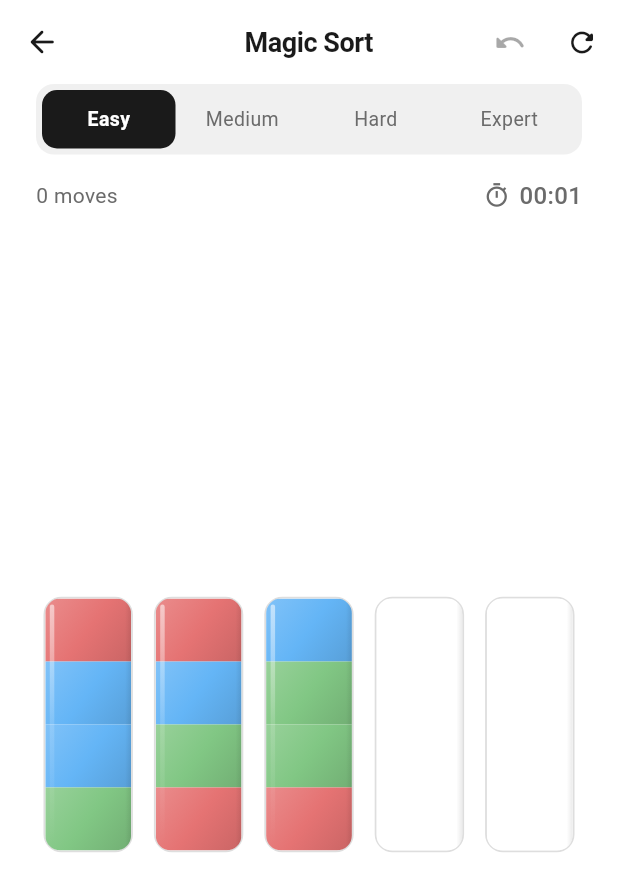
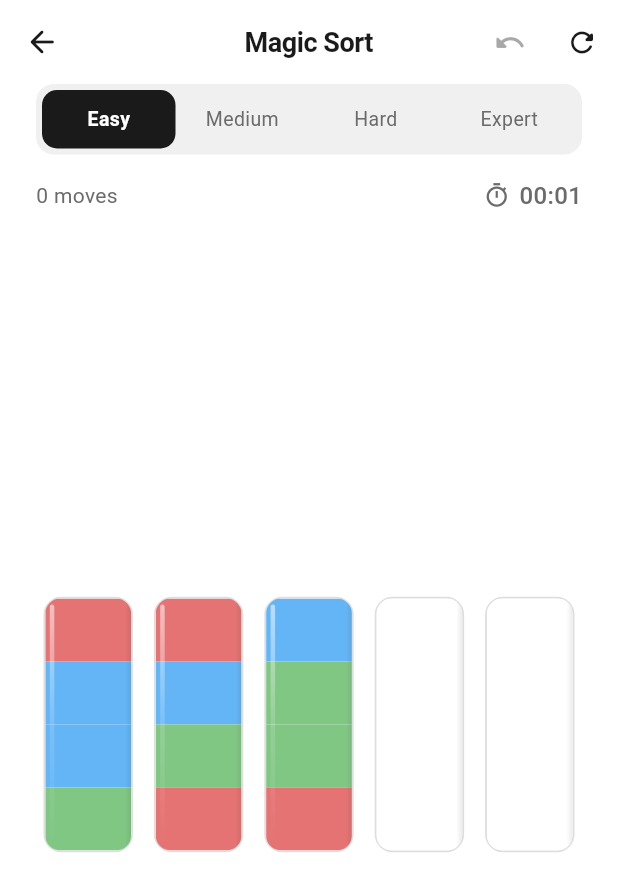
Before and after one commit to nffdev/sudova, a Flutter app: the MagicSortScreen screen opened directly, on a phone screen of 412 x 824 dp. Shown: the top 891 px of the screen. Run offline on Flutter 3.47's test engine with Material 3 defaults, Android fonts, the phone set to English and light mode, and no system bars; Roboto replaces fonts that are missing (SF Pro Display).

Commit message:
fix(sort): fixed bottle toward animation target & liquid gradient

```diff
--- a/lib/screens/magic_sort/magic_sort_screen.dart
+++ b/lib/screens/magic_sort/magic_sort_screen.dart
@@ -305,7 +305,12 @@ class _MagicSortScreenState extends State<MagicSortScreen>
 
     final raise = isSelected ? -10.0 : 0.0;
     final extraRaise = isSource ? -22.0 * tilt : 0.0;
-    final rotation = isSource ? -0.45 * tilt : 0.0;
+    final targetIsRight = isSource && (_pourTo ?? 0) > _pourFrom!;
+    final rotation =
+        isSource ? (targetIsRight ? 0.45 : -0.45) * tilt : 0.0;
+    final pivot = isSource
+        ? (targetIsRight ? Alignment.bottomLeft : Alignment.bottomRight)
+        : Alignment.bottomCenter;
 
     return GestureDetector(
       onTap: () => _onBottleTap(index),
@@ -313,7 +318,7 @@ class _MagicSortScreenState extends State<MagicSortScreen>
         offset: Offset(0, raise + extraRaise),
         child: Transform.rotate(
           angle: rotation,
-          alignment: Alignment.bottomRight,
+          alignment: pivot,
           child: AspectRatio(
             aspectRatio: 0.35,
             child: _bottleBody(bottle, isSelected),
@@ -358,7 +363,7 @@ class _MagicSortScreenState extends State<MagicSortScreen>
                 ...bottle.reversed.map(
                   (c) => Expanded(
                     flex: 1,
-                    child: _liquidSegment(_palette[c]),
+                    child: Container(color: _palette[c]),
                   ),
                 ),
               ],
@@ -413,20 +418,4 @@ class _MagicSortScreenState extends State<MagicSortScreen>
     );
   }
 
-  Widget _liquidSegment(Color color) {
-    return Container(
-      decoration: BoxDecoration(
-        gradient: LinearGradient(
-          begin: Alignment.topLeft,
-          end: Alignment.bottomRight,
-          colors: [
-            Color.lerp(color, Colors.white, 0.18)!,
-            color,
-            Color.lerp(color, Colors.black, 0.12)!,
-          ],
-          stops: const [0.0, 0.5, 1.0],
-        ),
-      ),
-    );
-  }
 }
```
